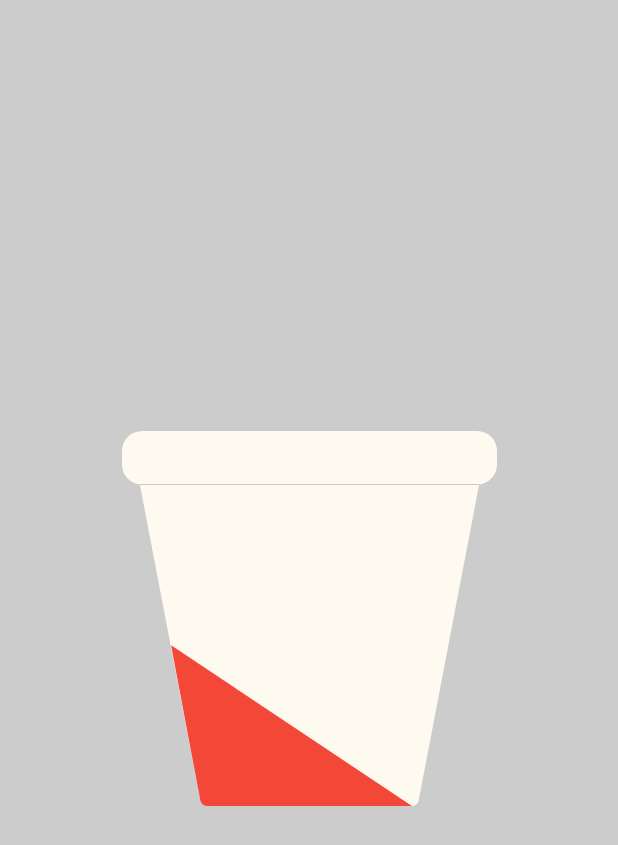
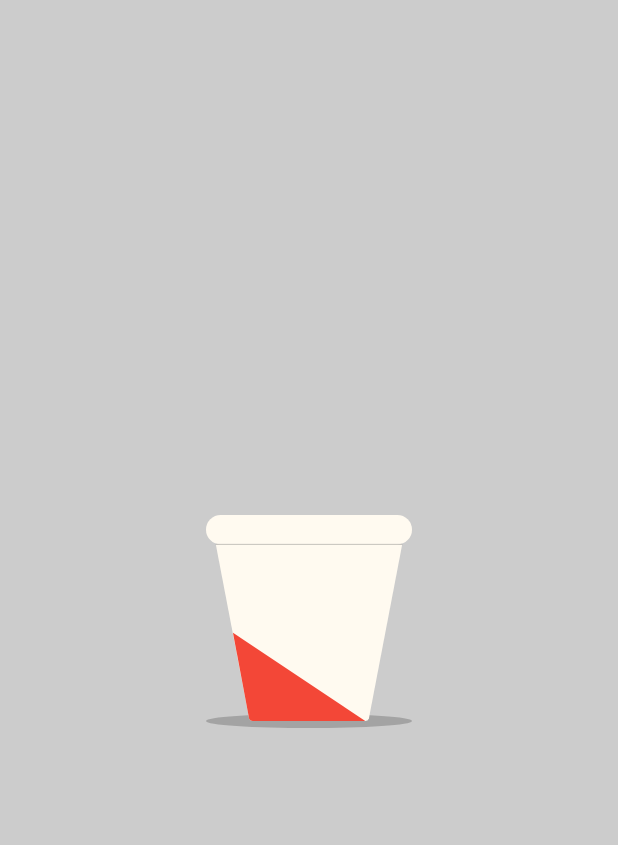
Before and after one commit to GuilhE/Expressus, an Android app built with Jetpack Compose: the @Preview function CupPreview, on a phone screen of 412 x 824 dp. Shown: the top 845 px of the screen. Run offline under Robolectric (Android 15) with nearby library versions, the phone set to English and light mode, and no system bars.

Commit message:
Adds final adjustments

```diff
--- a/androidApp/src/main/java/com/expressus/android/presentation/ExpressusActivity.kt
+++ b/androidApp/src/main/java/com/expressus/android/presentation/ExpressusActivity.kt
@@ -107,6 +107,7 @@ private fun Expressus(state: ExpressusUiState, makeCoffee: () -> Unit) {
                     isGrinding = state.isGrinding,
                     isPouring = state.isPouring,
                     pouringSpeed = 2L,
+                    slotOffset = 50.dp,
                     faucetOffsets = FaucetOffsets(10.dp, 10.dp)
                 )
                 Spacer(Modifier.size(50.dp))
--- a/androidApp/src/main/java/com/expressus/android/presentation/previews/leftPanel/CoffeeSlotPreview.kt
+++ b/androidApp/src/main/java/com/expressus/android/presentation/previews/leftPanel/CoffeeSlotPreview.kt
@@ -29,6 +29,7 @@ private fun CoffeeSlotPreview() {
                 isGrinding = grinding,
                 isPouring = pouring,
                 pouringSpeed = 2L,
+                slotOffset = 50.dp,
                 faucetOffsets = FaucetOffsets(10.dp, 10.dp)
             )
             Row(
--- a/androidApp/src/main/java/com/expressus/android/presentation/previews/leftPanel/CupPreview.kt
+++ b/androidApp/src/main/java/com/expressus/android/presentation/previews/leftPanel/CupPreview.kt
@@ -1,11 +1,16 @@
 package com.expressus.android.presentation.previews.leftPanel
 
+import androidx.compose.foundation.Canvas
 import androidx.compose.foundation.background
-import androidx.compose.foundation.layout.Box
+import androidx.compose.foundation.layout.BoxWithConstraints
 import androidx.compose.foundation.layout.fillMaxSize
+import androidx.compose.foundation.layout.size
 import androidx.compose.runtime.Composable
+import androidx.compose.runtime.remember
 import androidx.compose.ui.Alignment
 import androidx.compose.ui.Modifier
+import androidx.compose.ui.geometry.Offset
+import androidx.compose.ui.geometry.Size
 import androidx.compose.ui.graphics.Color
 import androidx.compose.ui.tooling.preview.Preview
 import androidx.compose.ui.unit.dp
@@ -14,10 +19,23 @@ import com.expressus.compose.components.leftPanel.Cup
 @Composable
 @Preview
 private fun CupPreview() {
-    Box(
-        Modifier.fillMaxSize().background(Color.LightGray),
+    BoxWithConstraints(
+        Modifier
+            .fillMaxSize()
+            .background(Color.LightGray),
         contentAlignment = Alignment.Center
     ) {
-        Cup(250.dp)
+        val cupHeight = remember(this@BoxWithConstraints.maxWidth) { this@BoxWithConstraints.maxWidth / 3 }
+        val shadowHeight = remember(cupHeight) { (cupHeight + 5.dp) / 10 }
+
+        //shadow
+        Canvas(Modifier.size(cupHeight)) {
+            drawOval(
+                color = Color.Black.copy(0.2f),
+                topLeft = Offset(0f, this.size.height - shadowHeight.value / 2),
+                size = Size(size.width, shadowHeight.value)
+            )
+        }
+        Cup(cupHeight)
     }
 }
```
Also changed, not shown: shared-ui-compose/src/commonMain/kotlin/com/expressus/compose/components/leftPanel/CoffeeSlot.kt (+6 -6 lines), 3 other files.
